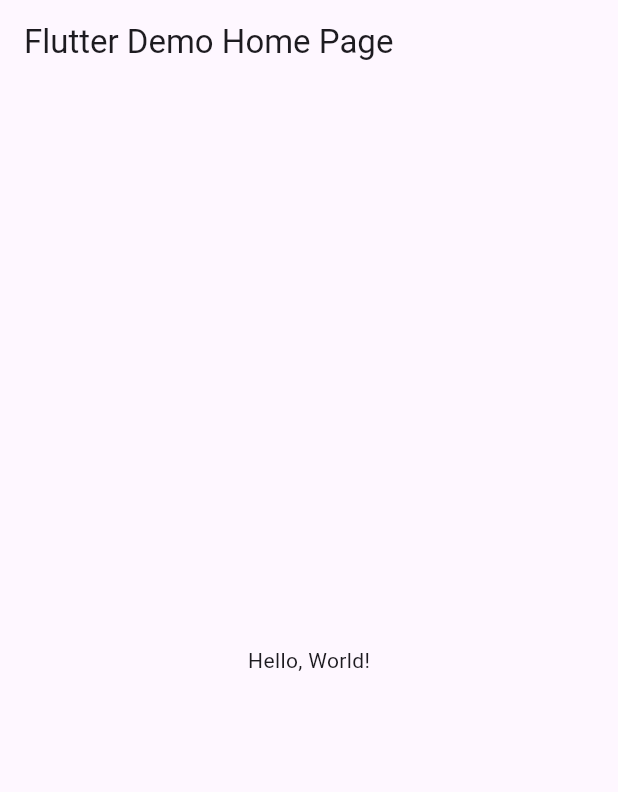
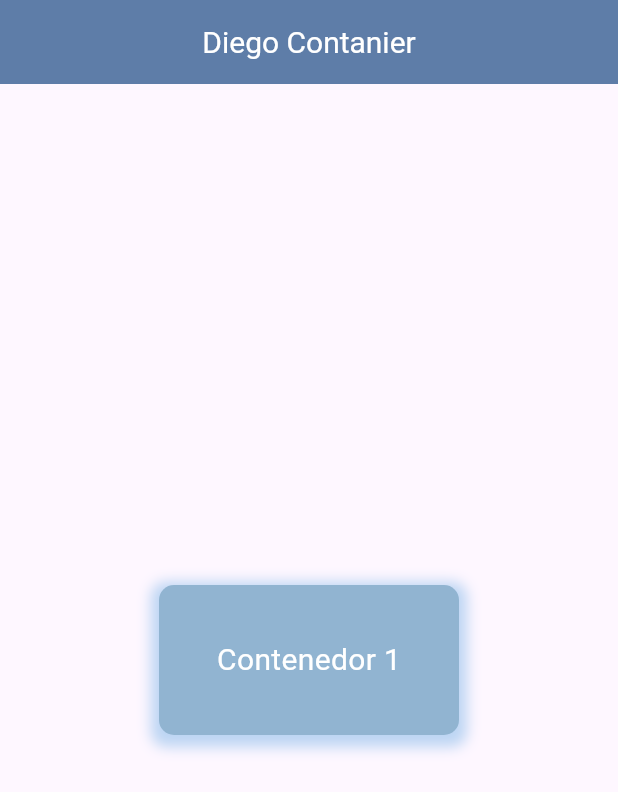
Before and after one commit to Diego-Rodriguez5/p10_ElContainer, a Flutter app: the screen it shows after launch, on a phone screen of 412 x 824 dp. Shown: the top 792 px of the screen. Run offline on Flutter 3.47's test engine with Material 3 defaults, Android fonts, the phone set to English and light mode, and no system bars.

Commit message:
Diego Container

```diff
--- a/lib/main.dart
+++ b/lib/main.dart
@@ -1,43 +1,55 @@
 import 'package:flutter/material.dart';
 
-void main() => runApp(MyApp());
+void main() => runApp(const MiContendedorApp());
 
-class MyApp extends StatelessWidget {
-  const MyApp({super.key});
-  // This widget is the root of your application.
+class MiContendedorApp extends StatelessWidget {
+  const MiContendedorApp({Key? key}) : super(key: key);
+
   @override
   Widget build(BuildContext context) {
     return MaterialApp(
-      // Application name
-      title: 'Flutter Hello World',
-      // Application theme data, you can set the colors for the application as
-      // you want
-      theme: ThemeData(
-        // useMaterial3: false,
-        primarySwatch: Colors.blue,
-      ),
-      // A widget which will be started on application startup
-      home: MyHomePage(title: 'Flutter Demo Home Page'),
-    );
-  }
-}
-
-class MyHomePage extends StatelessWidget {
-  final String title;
-  const MyHomePage({super.key, required this.title});
-
-  @override
-  Widget build(BuildContext context) {
-    return Scaffold(
-      appBar: AppBar(
-        // The title text which will be shown on the action bar
-        title: Text(title),
-      ),
-      body: Center(
-        child: Text(
-          'Hello, World!',
+      debugShowCheckedModeBanner: false,
+      home: Scaffold(
+        appBar: AppBar(
+          title: const Text("Diego Contanier"),
+          centerTitle: true,
+          titleTextStyle:
+              const TextStyle(color: Color(0xffffffff), fontSize: 20),
+          backgroundColor: const Color(0xff5e7da8),
+        ),
+        body: Center(
+          child: Column(
+            mainAxisAlignment: MainAxisAlignment.center,
+            children: <Widget>[
+              // Primer contenedor
+              Container(
+                width: 200,
+                height: 100,
+                decoration: BoxDecoration(
+                  color: Color(0xff91b4d1), // Color de fondo
+                  borderRadius:
+                      BorderRadius.circular(10), // Esquinas redondeadas
+                  boxShadow: [
+                    BoxShadow(
+                      color: Color(0xff7ab3e7)
+                          .withOpacity(0.5), // Color de la sombra
+                      spreadRadius: 5, // Extensión de la sombra
+                      blurRadius: 7, // Difuminado de la sombra
+                      offset: const Offset(0, 3), // Desplazamiento de la sombra
+                    ),
+                  ],
+                ),
+                child: const Center(
+                  child: Text(
+                    'Contenedor 1',
+                    style: TextStyle(color: Colors.white, fontSize: 20),
+                  ),
+                ),
+              ),
+            ],
+          ),
         ),
       ),
     );
-  }
-}
+  } // Fin Widgets
+} // Fin clase MiContenedorApp
```
Also changed, not shown: contanierfinal.PNG (added).
